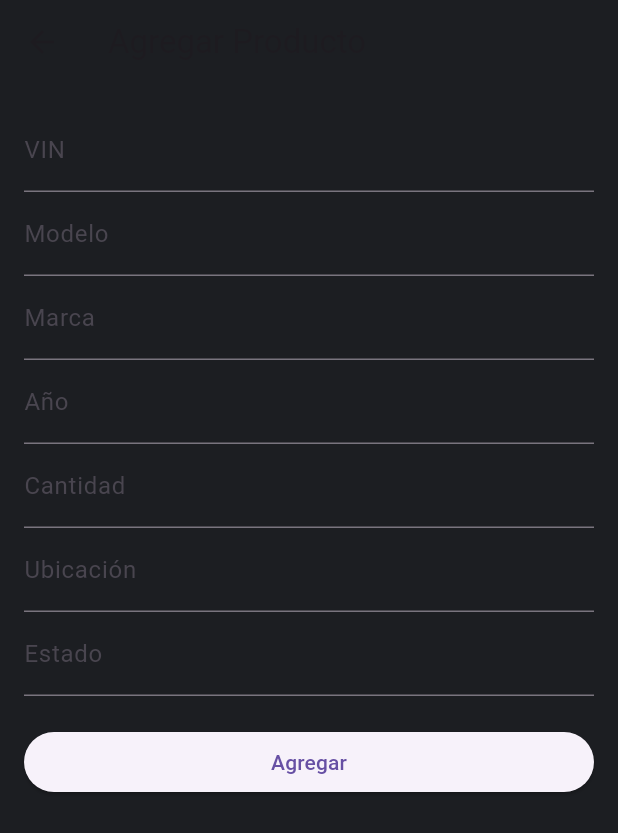
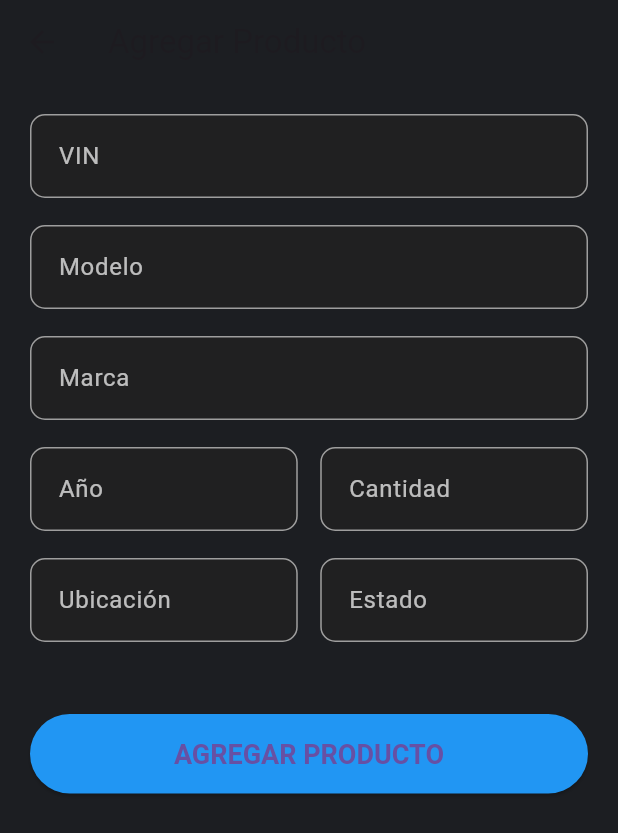
Before and after one commit to Yosser-C/Flutter-proyect-display, a Flutter app: the AddProductPage screen opened directly, on a phone screen of 412 x 824 dp. Shown: the top 833 px of the screen. Run offline on Flutter 3.47's test engine with Material 3 defaults, Android fonts, the phone set to English and light mode, and no system bars; our stand-ins replace flutter_riverpod.

Commit message:
Update add_product.dart

```diff
--- a/frontend/lib/add_product.dart
+++ b/frontend/lib/add_product.dart
@@ -92,66 +92,145 @@ class _AddProductPageState extends State<AddProductPage> {
     }
   }
 
-  // AQUÍ ESTABA FALTANDO EL MÉTODO BUILD
+  // Método para construir campos de texto consistentes
+  Widget _buildTextField({
+    required TextEditingController controller,
+    required String label,
+    TextInputType? keyboardType,
+    String? Function(String?)? validator,
+    bool enabled = true,
+  }) {
+    return Padding(
+      padding: const EdgeInsets.only(bottom: 18.0),
+      child: TextFormField(
+        controller: controller,
+        enabled: enabled,
+        keyboardType: keyboardType,
+        validator: validator,
+        style: const TextStyle(fontSize: 16, color: Colors.white),
+        decoration: InputDecoration(
+          labelText: label,
+          labelStyle: const TextStyle(fontSize: 16, color: Colors.white70),
+          contentPadding: const EdgeInsets.symmetric(
+            vertical: 16,
+            horizontal: 15,
+          ),
+          border: OutlineInputBorder(
+            borderRadius: BorderRadius.circular(10),
+            borderSide: const BorderSide(color: Colors.grey),
+          ),
+          enabledBorder: OutlineInputBorder(
+            borderRadius: BorderRadius.circular(10),
+            borderSide: const BorderSide(color: Colors.grey),
+          ),
+          focusedBorder: OutlineInputBorder(
+            borderRadius: BorderRadius.circular(10),
+            borderSide: const BorderSide(color: Colors.blue),
+          ),
+          filled: true,
+          fillColor: Colors.grey[900]?.withOpacity(0.7),
+        ),
+      ),
+    );
+  }
+
   @override
   Widget build(BuildContext context) {
     return Scaffold(
       appBar: AppBar(
         title: Text(
           widget.producto == null ? 'Agregar Producto' : 'Editar Producto',
+          style: const TextStyle(fontSize: 22),
         ),
         backgroundColor: const Color(0xFF1C1E22),
       ),
       backgroundColor: const Color(0xFF1C1E22),
       body: Padding(
-        padding: const EdgeInsets.all(16),
+        padding: const EdgeInsets.all(20.0),
         child: Form(
           key: _formKey,
           child: ListView(
             children: [
-              TextFormField(
+              // Campo VIN
+              _buildTextField(
                 controller: vinController,
-                decoration: const InputDecoration(labelText: 'VIN'),
+                label: 'VIN',
+                enabled: widget.producto == null,
                 validator:
                     (value) =>
                         value == null || value.isEmpty ? 'Ingrese VIN' : null,
-                enabled: widget.producto == null,
               ),
-              TextFormField(
+
+              // Campo Modelo
+              _buildTextField(
                 controller: modeloController,
-                decoration: const InputDecoration(labelText: 'Modelo'),
+                label: 'Modelo',
                 validator:
                     (value) =>
                         value == null || value.isEmpty
                             ? 'Ingrese modelo'
                             : null,
               ),
-              TextFormField(
-                controller: marcaController,
-                decoration: const InputDecoration(labelText: 'Marca'),
-              ),
-              TextFormField(
+
+              // Campo Marca
+              _buildTextField(controller: marcaController, label: 'Marca'),
+
+              // Fila para Año y Cantidad
+              Row(
+                children: [
+                  Expanded(
+                    child: _buildTextField(
                       controller: anioController,
-                decoration: const InputDecoration(labelText: 'Año'),
+                      label: 'Año',
                       keyboardType: TextInputType.number,
                     ),
-              TextFormField(
+                  ),
+                  const SizedBox(width: 15),
+                  Expanded(
+                    child: _buildTextField(
                       controller: cantidadController,
-                decoration: const InputDecoration(labelText: 'Cantidad'),
+                      label: 'Cantidad',
                       keyboardType: TextInputType.number,
                     ),
-              TextFormField(
+                  ),
+                ],
+              ),
+
+              // Fila para Ubicación y Estado
+              Row(
+                children: [
+                  Expanded(
+                    child: _buildTextField(
                       controller: ubicacionController,
-                decoration: const InputDecoration(labelText: 'Ubicación'),
+                      label: 'Ubicación',
                     ),
-              TextFormField(
+                  ),
+                  const SizedBox(width: 15),
+                  Expanded(
+                    child: _buildTextField(
                       controller: estadoController,
-                decoration: const InputDecoration(labelText: 'Estado'),
+                      label: 'Estado',
                     ),
-              const SizedBox(height: 20),
+                  ),
+                ],
+              ),
+
+              const SizedBox(height: 30),
               ElevatedButton(
                 onPressed: _guardarProducto,
-                child: Text(widget.producto == null ? 'Agregar' : 'Guardar'),
+                style: ElevatedButton.styleFrom(
+                  backgroundColor: Colors.blue,
+                  padding: const EdgeInsets.symmetric(vertical: 16),
+                  textStyle: const TextStyle(
+                    fontSize: 18,
+                    fontWeight: FontWeight.bold,
+                  ),
+                ),
+                child: Text(
+                  widget.producto == null
+                      ? 'AGREGAR PRODUCTO'
+                      : 'GUARDAR CAMBIOS',
+                ),
               ),
             ],
           ),
```
Lines whose indentation alone changed are shown as unchanged.
